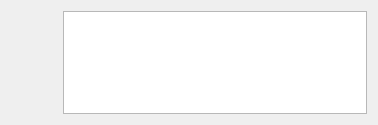
Old version of the form ui/wdgUserPanel.ui in the repository turulomio/glparchis.
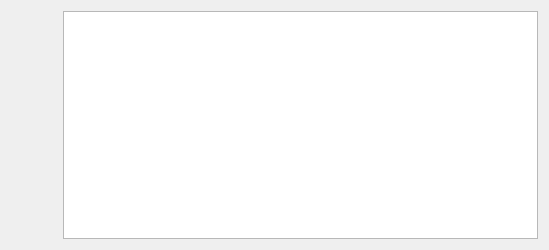
New version of the form. Icons and pictures are not drawn.

```diff
--- a/ui/wdgUserPanel.ui
+++ b/ui/wdgUserPanel.ui
@@ -6,10 +6,28 @@
    <rect>
     <x>0</x>
     <y>0</y>
-    <width>378</width>
-    <height>125</height>
+    <width>549</width>
+    <height>250</height>
    </rect>
   </property>
+  <property name="sizePolicy">
+   <sizepolicy hsizetype="Preferred" vsizetype="Fixed">
+    <horstretch>0</horstretch>
+    <verstretch>0</verstretch>
+   </sizepolicy>
+  </property>
+  <property name="minimumSize">
+   <size>
+    <width>0</width>
+    <height>250</height>
+   </size>
+  </property>
+  <property name="maximumSize">
+   <size>
+    <width>16777215</width>
+    <height>250</height>
+   </size>
+  </property>
   <property name="windowTitle">
    <string>Form</string>
   </property>
@@ -72,6 +90,9 @@
          <property name="alignment">
           <set>Qt::AlignCenter</set>
          </property>
+         <property name="margin">
+          <number>27</number>
+         </property>
         </widget>
        </item>
        <item>
@@ -91,6 +112,12 @@
          </item>
          <item>
           <widget class="QLabel" name="lbl1">
+           <property name="sizePolicy">
+            <sizepolicy hsizetype="Fixed" vsizetype="Fixed">
+             <horstretch>0</horstretch>
+             <verstretch>0</verstretch>
+            </sizepolicy>
+           </property>
            <property name="text">
             <string/>
            </property>
@@ -104,6 +131,12 @@
          </item>
          <item>
           <widget class="QLabel" name="lbl2">
+           <property name="sizePolicy">
+            <sizepolicy hsizetype="Fixed" vsizetype="Fixed">
+             <horstretch>0</horstretch>
+             <verstretch>0</verstretch>
+            </sizepolicy>
+           </property>
            <property name="text">
             <string/>
            </property>
@@ -117,6 +150,12 @@
          </item>
          <item>
           <widget class="QLabel" name="lbl3">
+           <property name="sizePolicy">
+            <sizepolicy hsizetype="Fixed" vsizetype="Fixed">
+             <horstretch>0</horstretch>
+             <verstretch>0</verstretch>
+            </sizepolicy>
+           </property>
            <property name="text">
             <string/>
            </property>
```
Left out of the diff: 2 changed lines with no effect on the pictures.
